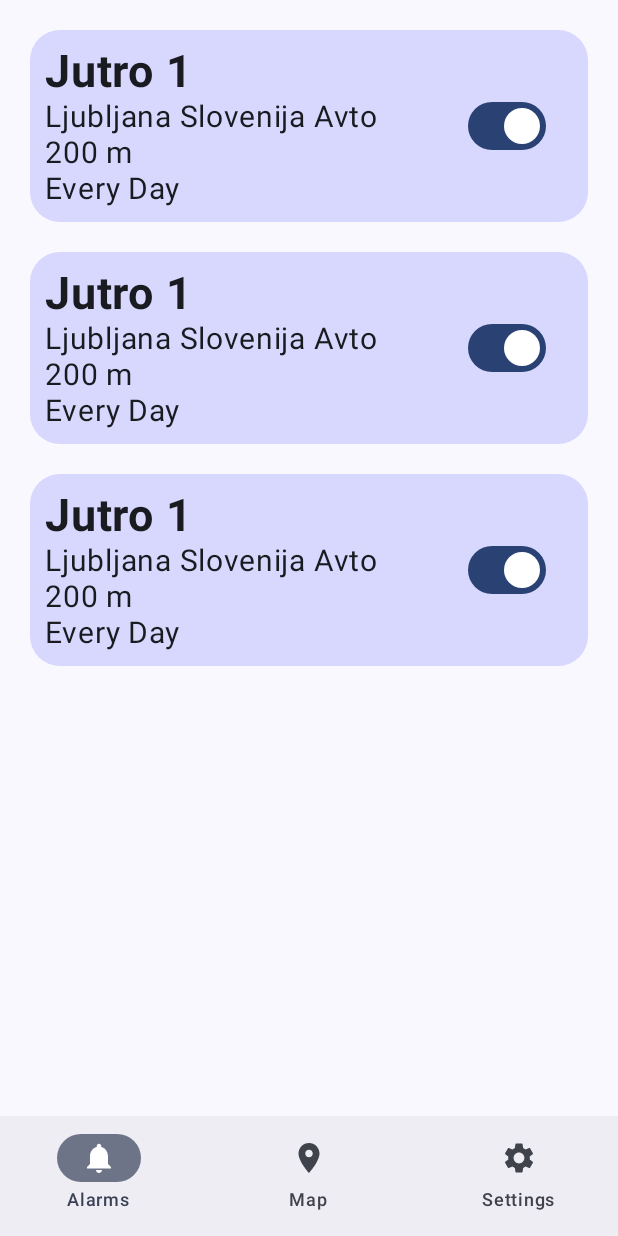
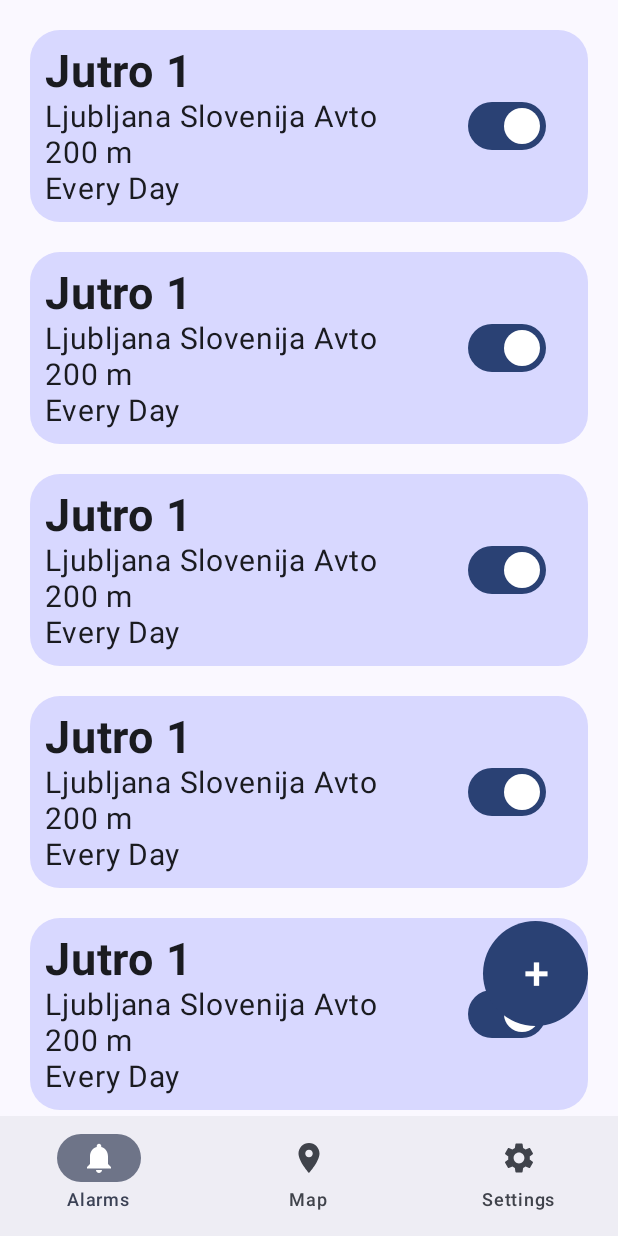
Before and after one commit to zorkomaj/Alarm_App, an Android app built with Jetpack Compose: the screen it shows after launch (MainActivity), on a phone screen of 412 x 824 dp. Run offline under Robolectric (Android 15) with nearby library versions, the phone set to English and light mode, and no system bars.

Commit message:
Added a lot of stuff

```diff
--- a/app/src/main/java/com/example/alarm_app/MainScreen.kt
+++ b/app/src/main/java/com/example/alarm_app/MainScreen.kt
@@ -62,7 +62,7 @@ fun MainScreen(modifier: Modifier = Modifier, context: Context) {
 @Composable
 fun ContentScreen(modifier: Modifier = Modifier, selectedIndex: Int, context: Context) {
     when (selectedIndex) {
-        0 -> AlarmsScreen()
+        0 -> AlarmsScreen(context = context)
         1 -> MapScreen(context = context)
         2 -> SettingsScreen()
     }
--- a/app/src/main/java/com/example/alarm_app/data/AlarmListData.kt
+++ b/app/src/main/java/com/example/alarm_app/data/AlarmListData.kt
@@ -6,4 +6,13 @@ val alarmList: List<AlarmList> = listOf( //fake history data
     AlarmList("Jutro 1", "Ljubljana Slovenija Avto", 200, "Every Day", true),
     AlarmList("Jutro 1", "Ljubljana Slovenija Avto", 200, "Every Day", true),
     AlarmList("Jutro 1", "Ljubljana Slovenija Avto", 200, "Every Day", true),
+    AlarmList("Jutro 1", "Ljubljana Slovenija Avto", 200, "Every Day", true),
+    AlarmList("Jutro 1", "Ljubljana Slovenija Avto", 200, "Every Day", true),
+    AlarmList("Jutro 1", "Ljubljana Slovenija Avto", 200, "Every Day", true),
+    AlarmList("Jutro 1", "Ljubljana Slovenija Avto", 200, "Every Day", true),
+    AlarmList("Jutro 1", "Ljubljana Slovenija Avto", 200, "Every Day", true),
+    AlarmList("Jutro 1", "Ljubljana Slovenija Avto", 200, "Every Day", true),
+    AlarmList("Jutro 1", "Ljubljana Slovenija Avto", 200, "Every Day", true),
+    AlarmList("Jutro 1", "Ljubljana Slovenija Avto", 200, "Every Day", true),
+    AlarmList("Jutro 1", "Ljubljana Slovenija Avto", 200, "Every Day", true),
 )
--- a/app/src/main/java/com/example/alarm_app/ui/AlarmsScreen.kt
+++ b/app/src/main/java/com/example/alarm_app/ui/AlarmsScreen.kt
@@ -1,8 +1,11 @@
 package com.example.alarm_app.ui
 
+import android.content.Context
+import android.util.Log
 import androidx.compose.foundation.background
 import androidx.compose.foundation.border
 import androidx.compose.foundation.layout.Arrangement
+import androidx.compose.foundation.layout.Box
 import androidx.compose.foundation.layout.Column
 import androidx.compose.foundation.layout.Row
 import androidx.compose.foundation.layout.Spacer
@@ -10,6 +13,7 @@ import androidx.compose.foundation.layout.fillMaxSize
 import androidx.compose.foundation.layout.fillMaxWidth
 import androidx.compose.foundation.layout.height
 import androidx.compose.foundation.layout.padding
+import androidx.compose.foundation.layout.width
 import androidx.compose.foundation.lazy.LazyColumn
 import androidx.compose.material3.Switch
 import androidx.compose.material3.Text
@@ -28,7 +32,15 @@ import androidx.compose.foundation.shape.RoundedCornerShape
 import androidx.compose.material3.Button
 import androidx.compose.ui.draw.clip
 import androidx.compose.ui.graphics.Color
+import androidx.compose.ui.text.style.TextAlign
+import com.example.alarm_app.data.DatabaseModule
+import com.example.alarm_app.data.MapData
 import com.example.alarm_app.data.alarmList
+import kotlinx.coroutines.CoroutineScope
+import kotlinx.coroutines.Dispatchers
+import kotlinx.coroutines.GlobalScope
+import kotlinx.coroutines.async
+import kotlinx.coroutines.launch
 
 data class AlarmList(val name: String, val location: String,
                         val radius: Int, val repetitions: String,
@@ -36,15 +48,19 @@ data class AlarmList(val name: String, val location: String,
 
 
 @Composable
-fun AlarmsScreen(modifier: Modifier = Modifier) {
+fun AlarmsScreen(context: Context, modifier: Modifier = Modifier) {
+    val openAddAlarmDialog = remember { mutableStateOf(false) }
+
     //Button(onClick = {}) { }
-    LazyColumn (
+    Box(modifier = modifier.fillMaxSize(),
+        ) {
+        LazyColumn(
             modifier = modifier.fillMaxSize(),
             //verticalArrangement = Arrangement.Center,
             //horizontalAlignment = Alignment.CenterHorizontally,
         ) {
             items(alarmList) { currentAlarm ->
-            Alarm (
+                Alarm(
                     name = currentAlarm.name,
                     location = currentAlarm.location,
                     radius = currentAlarm.radius,
@@ -54,6 +70,32 @@ fun AlarmsScreen(modifier: Modifier = Modifier) {
                 //Spacer(modifier = Modifier.height(5.dp))
             }
 
+        }
+
+
+        Button(onClick = {
+            openAddAlarmDialog.value = !openAddAlarmDialog.value}, modifier =
+        Modifier
+            .align(Alignment.BottomEnd)
+            .padding(0.dp, 0.dp, 20.dp, 140.dp)
+            .width(70.dp)
+            .height(70.dp)) {
+            Text(text = "+", fontSize = 30.sp, textAlign = TextAlign.Center)
+
+        }
+
+        when {
+            openAddAlarmDialog.value -> {
+                AddAlarmDialog(
+                    context = context,
+                    onDismissRequest = { openAddAlarmDialog.value = false },
+                    onConfirmation = {
+                        openAddAlarmDialog.value = false
+                        println("Confirmation registered") // Add logic here to handle confirmation.
+                    },
+                )
+            }
+        }
     }
 }
 
@@ -69,7 +111,6 @@ fun Alarm(modifier: Modifier = Modifier,
 
     Row (
         Modifier
-            //.padding(20.dp)
             .padding(20.dp, 20.dp, 20.dp, 0.dp)
             .background(color = Color(0xd1d1d1ff), shape = RoundedCornerShape(20.dp))
             .fillMaxWidth(),
```
Also changed, not shown: app/src/main/java/com/example/alarm_app/ui/AddAlarmPopup.kt (added, +267 -0 lines). Lines whose indentation alone changed are shown as unchanged.
